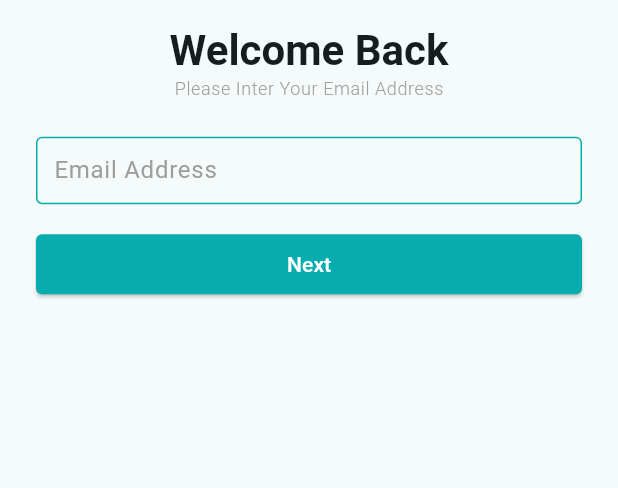
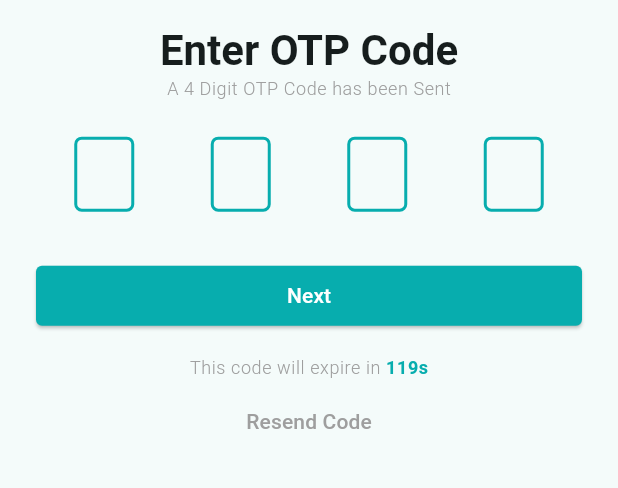
Before and after one commit to ShakibulDeveloper/CraftyBay, a Flutter app: the screen it shows after launch, after a tap on "Next", on a phone screen of 412 x 824 dp, the part 350-838 px from its top. Run offline on Flutter 3.47's test engine with Material 3 defaults, Android fonts, the phone set to English and light mode, and no system bars; drawn by our look-alikes of pin_code_fields; our stand-ins replace get.

Commit message:
otp screen

```diff
--- a/lib/presentation/ui/screens/login_screen.dart
+++ b/lib/presentation/ui/screens/login_screen.dart
@@ -1,5 +1,7 @@
+import 'package:crafty_bay/presentation/ui/screens/otp_screen.dart';
 import 'package:crafty_bay/presentation/ui/widgets/logo.dart';
 import 'package:flutter/material.dart';
+import 'package:get/get.dart';
 
 class LoginScreen extends StatefulWidget {
   const LoginScreen({super.key});
@@ -42,7 +44,9 @@ class _LoginScreenState extends State<LoginScreen> {
                 SizedBox(
                   width: double.infinity,
                   child: ElevatedButton(
-                    onPressed: () {},
+                    onPressed: () {
+                      Get.to(const OtpScreen());
+                    },
                     child: const Text("Next"),
                   ),
                 ),
--- /dev/null
+++ b/lib/presentation/ui/screens/otp_screen.dart
@@ -0,0 +1,131 @@
+import 'dart:async';
+
+import 'package:crafty_bay/presentation/ui/utility/app_colors.dart';
+import 'package:crafty_bay/presentation/ui/widgets/logo.dart';
+import 'package:flutter/material.dart';
+import 'package:get/get.dart';
+import 'package:pin_code_fields/pin_code_fields.dart';
+
+class OtpScreen extends StatefulWidget {
+  const OtpScreen({super.key});
+
+  @override
+  State<OtpScreen> createState() => _OtpScreenState();
+}
+
+class _OtpScreenState extends State<OtpScreen> {
+  final otpTimer = const Duration(seconds: 1);
+  int otpCount = 120;
+
+  void otpCountDown() {
+    Timer.periodic(otpTimer, (timer) {
+      if (otpCount == 0) {
+        timer.cancel();
+      }
+      otpCount--;
+      setState(() {});
+    });
+  }
+
+  @override
+  void initState() {
+    super.initState();
+    otpCountDown();
+  }
+
+  @override
+  Widget build(BuildContext context) {
+    return Scaffold(
+      body: SingleChildScrollView(
+        child: Center(
+          child: Padding(
+            padding: const EdgeInsets.all(24.0),
+            child: Column(
+              children: [
+                const SizedBox(height: 120),
+                const Logo(width: 85),
+                const SizedBox(height: 16),
+                Text(
+                  "Enter OTP Code",
+                  style: Theme.of(context).textTheme.headlineLarge,
+                ),
+                Text(
+                  "A 4 Digit OTP Code has been Sent",
+                  style: Theme.of(context).textTheme.bodySmall,
+                ),
+                const SizedBox(height: 24),
+                PinCodeTextField(
+                  appContext: context,
+                  length: 4,
+                  obscureText: false,
+                  animationType: AnimationType.fade,
+                  keyboardType: TextInputType.number,
+                  mainAxisAlignment: MainAxisAlignment.spaceAround,
+                  pinTheme: PinTheme(
+                    shape: PinCodeFieldShape.box,
+                    borderRadius: BorderRadius.circular(5),
+                    fieldHeight: 50,
+                    fieldWidth: 40,
+                    activeFillColor: Colors.white,
+                    activeColor: AppColors.primaryColor,
+                    inactiveFillColor: Colors.transparent,
+                    inactiveColor: AppColors.primaryColor,
+                    selectedFillColor: AppColors.primaryColor,
+                    selectedColor: AppColors.primaryColor,
+                  ),
+                  animationDuration: const Duration(milliseconds: 300),
+                  backgroundColor: Colors.transparent,
+                  enableActiveFill: true,
+                  onCompleted: (v) {},
+                ),
+                const SizedBox(height: 16),
+                SizedBox(
+                  width: double.infinity,
+                  child: ElevatedButton(
+                    onPressed: () {
+                      Get.to(const OtpScreen());
+                    },
+                    child: const Text("Next"),
+                  ),
+                ),
+                const SizedBox(height: 16),
+                Visibility(
+                  visible: otpCount > 0,
+                  replacement: Text(
+                    "OTP Validation Expired!",
+                    style: Theme.of(context).textTheme.bodySmall?.copyWith(
+                          color: Colors.red,
+                        ),
+                  ),
+                  child: RichText(
+                    text: TextSpan(
+                      children: [
+                        TextSpan(
+                          text: "This code will expire in ",
+                          style: Theme.of(context).textTheme.bodySmall,
+                        ),
+                        TextSpan(
+                          text: "${otpCount}s",
+                          style:
+                              Theme.of(context).textTheme.bodySmall?.copyWith(
+                                    fontWeight: FontWeight.w600,
+                                    color: AppColors.primaryColor,
+                                  ),
+                        ),
+                      ],
+                    ),
+                  ),
+                ),
+                const SizedBox(height: 4),
+                TextButton(
+                  onPressed: () {},
+                  child: const Text("Resend Code"),
+                ),
+              ],
+            ),
+          ),
+        ),
+      ),
+    );
+  }
+}
--- a/lib/presentation/ui/utility/app_theme_data.dart
+++ b/lib/presentation/ui/utility/app_theme_data.dart
@@ -27,6 +27,11 @@ class AppThemeData {
         ),
       ),
     ),
+    textButtonTheme: TextButtonThemeData(
+      style: TextButton.styleFrom(
+        foregroundColor: Colors.grey,
+      ),
+    ),
     inputDecorationTheme: const InputDecorationTheme(
       contentPadding: EdgeInsets.all(8),
       hintStyle: TextStyle(color: Colors.grey),
--- a/pubspec.yaml
+++ b/pubspec.yaml
@@ -16,6 +16,7 @@ dependencies:
 
   cupertino_icons: ^1.0.2
   get: ^4.6.6
+  pin_code_fields: ^8.0.1
 
 dev_dependencies:
   flutter_test:
```
Also changed, not shown: pubspec.lock.
